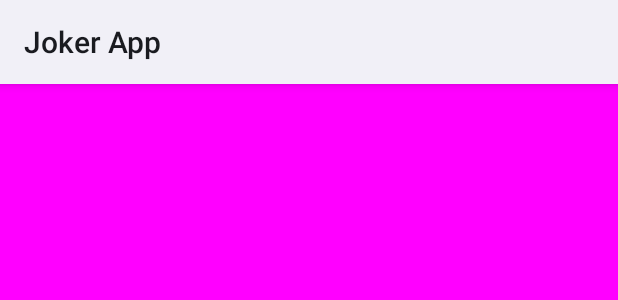
After one commit to brunoconnect/jokeApp, an Android app: the layout fragment_joke.xml on its own in the app's theme, with its tools: preview values and no code run, on a phone screen of 412 x 824 dp. The commit adds this screen. Shown: the top 300 px of the screen. Run offline under Robolectric (Android 15) with nearby library versions, the phone set to English and light mode, and no system bars.

Commit message:
Navegação de destino piadas da categoria

```diff
--- a/app/src/main/java/co/tiagoaguiar/tutorial/jokerappdev/view/CategoryItem.kt
+++ b/app/src/main/java/co/tiagoaguiar/tutorial/jokerappdev/view/CategoryItem.kt
@@ -8,7 +8,7 @@ import co.tiagoaguiar.tutorial.jokerappdev.model.Category
 import com.xwray.groupie.GroupieViewHolder
 import com.xwray.groupie.Item
 
-class CategoryItem(private val category: Category) : Item<CategoryItem.CategoryViewHolder>() {
+class CategoryItem( val category: Category) : Item<CategoryItem.CategoryViewHolder>() {
     class CategoryViewHolder(view: View): GroupieViewHolder(view)
 
     override fun createViewHolder(itemView: View) = CategoryViewHolder(itemView)
--- a/app/src/main/res/layout/fragment_home.xml
+++ b/app/src/main/res/layout/fragment_home.xml
@@ -16,6 +16,7 @@
     <ProgressBar
         android:id="@+id/progress_bar"
         android:layout_gravity="center"
+        android:visibility="gone"
         android:layout_width="wrap_content"
         android:layout_height="wrap_content" />
 
--- /dev/null
+++ b/app/src/main/res/layout/fragment_joke.xml
@@ -0,0 +1,7 @@
+<?xml version="1.0" encoding="utf-8"?>
+<androidx.constraintlayout.widget.ConstraintLayout xmlns:android="http://schemas.android.com/apk/res/android"
+    android:layout_width="match_parent"
+    android:background="#f0f"
+    android:layout_height="match_parent">
+
+</androidx.constraintlayout.widget.ConstraintLayout>
```
Also changed, not shown: app/src/main/java/co/tiagoaguiar/tutorial/jokerappdev/view/HomeFragment.kt (+12 -4 lines), app/src/main/java/co/tiagoaguiar/tutorial/jokerappdev/view/JokeFragment.kt (added, +30 -0 lines), app/src/main/res/navigation/mobile_navigation.xml (+10 -0 lines).
